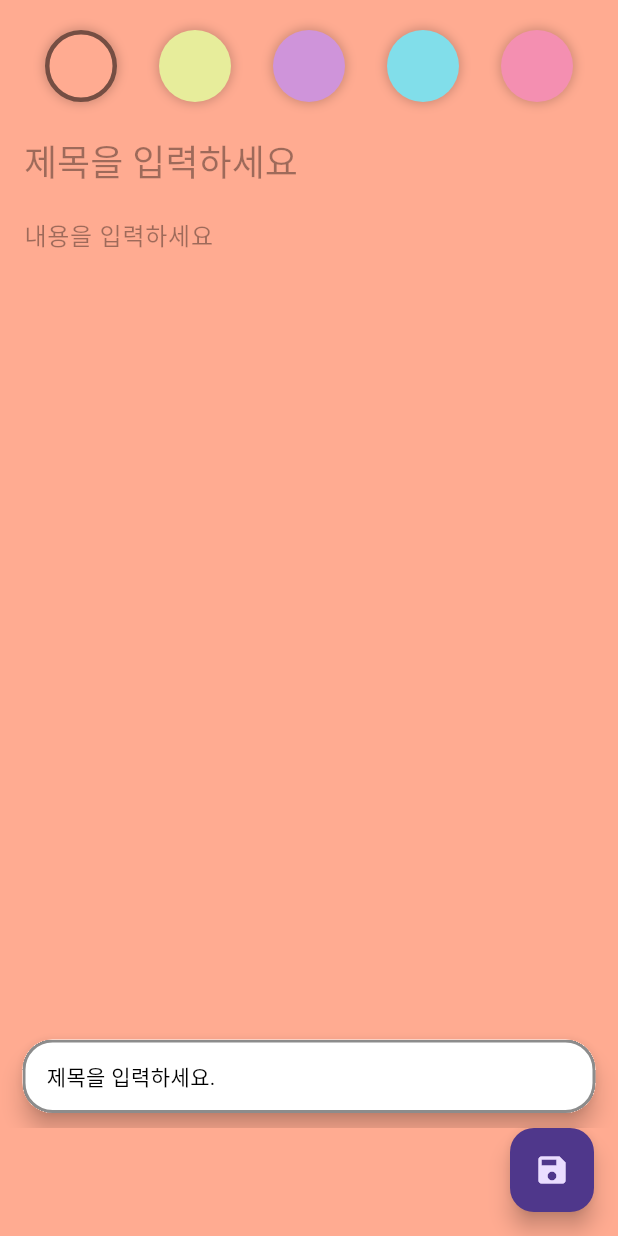
After one commit to Shin-SeungHun/flutter_note_application, a Flutter app: the AddScreen screen opened by its route, after a tap on the "save" icon, on a phone screen of 412 x 824 dp. The commit adds this screen. Run offline on Flutter 3.47's test engine with Material 3 defaults, Android fonts, the phone set to English and light mode, and no system bars; our stand-ins replace go_router, hive, hive_flutter, rive; accounts and stored records are empty.

Commit message:
refactor: add_screen & viewModel & provider 적용, ui 로직 분리

```diff
--- a/lib/ui/add/add_screen.dart
+++ b/lib/ui/add/add_screen.dart
@@ -1,9 +1,11 @@
 import 'package:flutter/material.dart';
-import 'package:flutter_note_application/data/model/note_item.dart';
-import 'package:flutter_note_application/main.dart';
+import 'package:flutter_note_application/ui/add/add_view_model.dart';
+import 'package:flutter_note_application/ui/add/widget/custom_color_widget.dart';
+import 'package:flutter_note_application/ui/add/widget/floating_action_widget.dart';
+import 'package:provider/provider.dart';
+import 'package:flutter_note_application/utils/commons.dart';
+import 'package:flutter_note_application/utils/enum/custom_colors.dart';
 import 'package:go_router/go_router.dart';
-import '../../utils/commons.dart';
-import '../../utils/enum/custom_colors.dart';
 
 class AddScreen extends StatefulWidget {
   const AddScreen({
@@ -17,12 +19,6 @@ class AddScreen extends StatefulWidget {
 class _AddScreenState extends State<AddScreen> {
   final _titleController = TextEditingController();
   final _contentController = TextEditingController();
-  CustomColors selectedColor = CustomColors.roseBud;
-
-  @override
-  void initState() {
-    super.initState();
-  }
 
   @override
   void dispose() {
@@ -33,117 +29,25 @@ class _AddScreenState extends State<AddScreen> {
 
   @override
   Widget build(BuildContext context) {
+    AddViewModel _viewModel = context.watch<AddViewModel>();
+    // AddViewModel _viewModel = AddViewModel();
     return Scaffold(
-      floatingActionButton: FloatingActionButton(
-        onPressed: () async {
-          if (_titleController.text.isEmpty) {
-            Commons.showSnackBar(context: context, message: '제목을 입력하세요.');
-            return;
-          }
-
-          if (_contentController.text.isEmpty) {
-            Commons.showSnackBar(context: context, message: '내용을 입력하세요.');
-            return;
-          }
-
-          await noteItems.add(NoteItem(
-            title: _titleController.text,
-            content: _contentController.text,
-            color: selectedColor.indexValue,
-            timeStamp: DateTime.now().millisecondsSinceEpoch,
-            id: noteItems.values.length,
-          ));
-          BuildContext currentContext = context;
-          await Future.delayed(Duration.zero, () {
-            currentContext.push('/');
-          });
-        },
-        child: const Icon(Icons.save),
-      ),
+      floatingActionButton: FloatingActionWidget(
+          titleController: _titleController,
+          contentController: _contentController,
+          viewModel: _viewModel),
       body: AnimatedContainer(
-        color: selectedColor.colorValue,
+        color: _viewModel.selectedColor.colorValue,
         duration: const Duration(milliseconds: 500),
         child: Padding(
           padding:
               const EdgeInsets.only(left: 16, right: 16, bottom: 16, top: 20),
-          child: ListView(
-            children: [
-              Row(
-                mainAxisAlignment: MainAxisAlignment.spaceAround,
-                children: CustomColors.values
-                    .map(
-                      (e) => InkWell(
-                        onTap: () {
-                          setState(() {
-                            selectedColor = e;
-                          });
-                        },
-                        child: _buildBackgroundColor(
-                            color: e.colorValue, selected: e == selectedColor),
-                      ),
-                    )
-                    .toList(),
-              ),
-              const SizedBox(
-                height: 15,
-              ),
-              TextField(
-                controller: _titleController,
-                maxLines: 1,
-                style: Theme.of(context)
-                    .textTheme
-                    .headlineSmall!
-                    .copyWith(color: Colors.black),
-                decoration: const InputDecoration(
-                  hintText: '제목을 입력하세요',
-                  hintStyle: TextStyle(color: Colors.black38),
-                  border: InputBorder.none,
-                ),
-              ),
-              TextField(
-                controller: _contentController,
-                maxLines: null,
-                style: Theme.of(context)
-                    .textTheme
-                    .bodyLarge!
-                    .copyWith(color: Colors.black),
-                decoration: const InputDecoration(
-                  hintText: '내용을 입력하세요',
-                  hintStyle: TextStyle(color: Colors.black38),
-                  border: InputBorder.none,
-                ),
-              ),
-            ],
-          ),
+          child: CustomColorListWidget(
+              viewModel: _viewModel,
+              titleController: _titleController,
+              contentController: _contentController),
         ),
       ),
     );
   }
 }
-
-Widget _buildBackgroundColor({
-  required Color color,
-  required bool selected,
-}) {
-  return Container(
-    width: 48,
-    height: 48,
-    decoration: BoxDecoration(
-      color: color,
-      shape: BoxShape.circle,
-      boxShadow: [
-        BoxShadow(
-          color: Colors.black54.withOpacity(0.2),
-          blurRadius: 5.0,
-          spreadRadius: 1.0,
-        )
-      ],
-      border: selected
-          ? Border.all(
-              color: Colors.black54,
-              width: 3.0,
-            )
-          : null,
-    ),
-  );
-}
--- /dev/null
+++ b/lib/ui/add/widget/custom_color_widget.dart
@@ -0,0 +1,97 @@
+import 'package:flutter/material.dart';
+import 'package:flutter_note_application/ui/add/add_view_model.dart';
+import 'package:flutter_note_application/utils/enum/custom_colors.dart';
+
+class CustomColorListWidget extends StatelessWidget {
+  const CustomColorListWidget({
+    super.key,
+    required AddViewModel viewModel,
+    required TextEditingController titleController,
+    required TextEditingController contentController,
+  })  : _viewModel = viewModel,
+        _titleController = titleController,
+        _contentController = contentController;
+
+  final AddViewModel _viewModel;
+  final TextEditingController _titleController;
+  final TextEditingController _contentController;
+
+  @override
+  Widget build(BuildContext context) {
+    return ListView(
+      children: [
+        Row(
+          mainAxisAlignment: MainAxisAlignment.spaceAround,
+          children: CustomColors.values
+              .map(
+                (e) => InkWell(
+                  onTap: () {
+                    _viewModel.fetchSelectedColor(color: e);
+                  },
+                  child: _buildBackgroundColor(
+                      color: e.colorValue,
+                      selected: e == _viewModel.selectedColor),
+                ),
+              )
+              .toList(),
+        ),
+        const SizedBox(
+          height: 15,
+        ),
+        TextField(
+          controller: _titleController,
+          maxLines: 1,
+          style: Theme.of(context)
+              .textTheme
+              .headlineSmall!
+              .copyWith(color: Colors.black),
+          decoration: const InputDecoration(
+            hintText: '제목을 입력하세요',
+            hintStyle: TextStyle(color: Colors.black38),
+            border: InputBorder.none,
+          ),
+        ),
+        TextField(
+          controller: _contentController,
+          maxLines: null,
+          style: Theme.of(context)
+              .textTheme
+              .bodyLarge!
+              .copyWith(color: Colors.black),
+          decoration: const InputDecoration(
+            hintText: '내용을 입력하세요',
+            hintStyle: TextStyle(color: Colors.black38),
+            border: InputBorder.none,
+          ),
+        ),
+      ],
+    );
+  }
+}
+
+Widget _buildBackgroundColor({
+  required Color color,
+  required bool selected,
+}) {
+  return Container(
+    width: 48,
+    height: 48,
+    decoration: BoxDecoration(
+      color: color,
+      shape: BoxShape.circle,
+      boxShadow: [
+        BoxShadow(
+          color: Colors.black54.withOpacity(0.2),
+          blurRadius: 5.0,
+          spreadRadius: 1.0,
+        )
+      ],
+      border: selected
+          ? Border.all(
+              color: Colors.black54,
+              width: 3.0,
+            )
+          : null,
+    ),
+  );
+}
--- /dev/null
+++ b/lib/ui/add/widget/floating_action_widget.dart
@@ -0,0 +1,48 @@
+import 'package:flutter/material.dart';
+import 'package:flutter_note_application/ui/add/add_view_model.dart';
+import 'package:flutter_note_application/utils/commons.dart';
+import 'package:flutter_note_application/utils/enum/custom_colors.dart';
+import 'package:go_router/go_router.dart';
+
+class FloatingActionWidget extends StatelessWidget {
+  const FloatingActionWidget({
+    super.key,
+    required TextEditingController titleController,
+    required TextEditingController contentController,
+    required AddViewModel viewModel,
+  })  : _titleController = titleController,
+        _contentController = contentController,
+        _viewModel = viewModel;
+
+  final TextEditingController _titleController;
+  final TextEditingController _contentController;
+  final AddViewModel _viewModel;
+
+  @override
+  Widget build(BuildContext context) {
+    return FloatingActionButton(
+      onPressed: () async {
+        if (_titleController.text.isEmpty) {
+          Commons.showSnackBar(context: context, message: '제목을 입력하세요.');
+          return;
+        }
+
+        if (_contentController.text.isEmpty) {
+          Commons.showSnackBar(context: context, message: '내용을 입력하세요.');
+          return;
+        }
+
+        await _viewModel.saveNote(
+            title: _titleController.text,
+            content: _contentController.text,
+            color: _viewModel.selectedColor.indexValue,
+            timeStamp: DateTime.now().millisecondsSinceEpoch);
+        BuildContext currentContext = context;
+        await Future.delayed(Duration.zero, () {
+          currentContext.push('/');
+        });
+      },
+      child: const Icon(Icons.save),
+    );
+  }
+}
```
Also changed, not shown: lib/ui/add/add_view_model.dart (+25 -0 lines).
